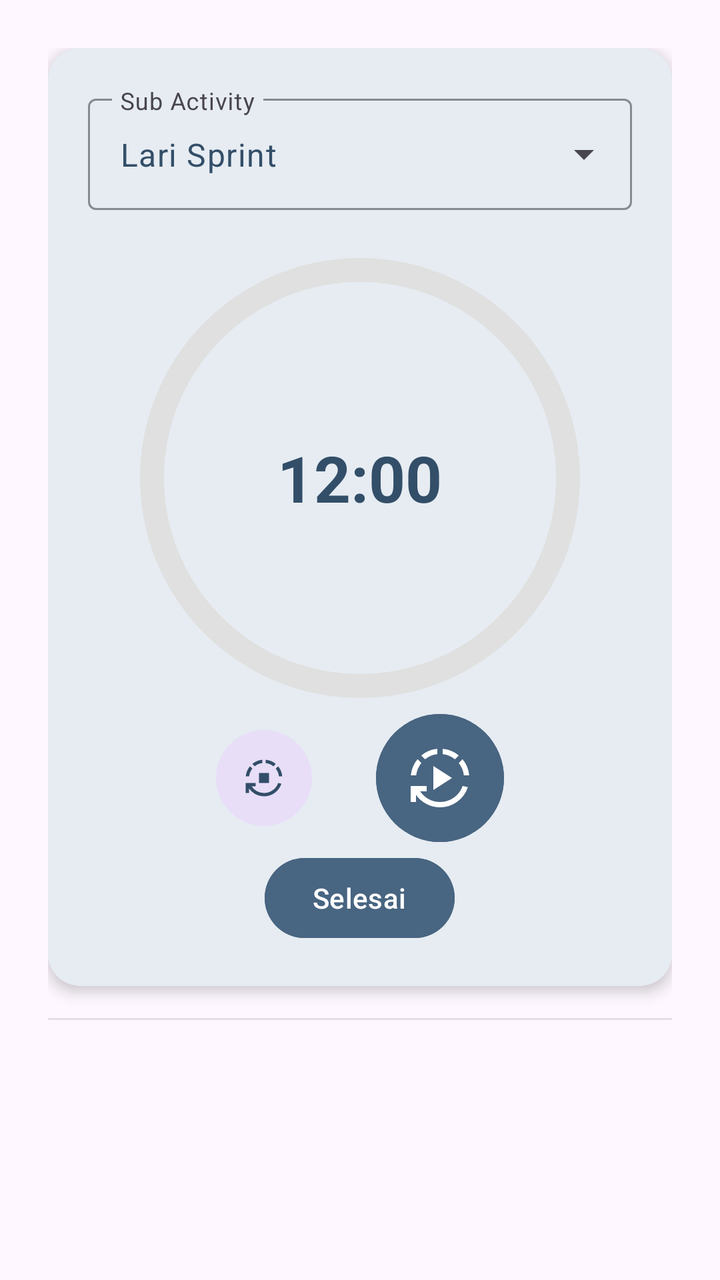
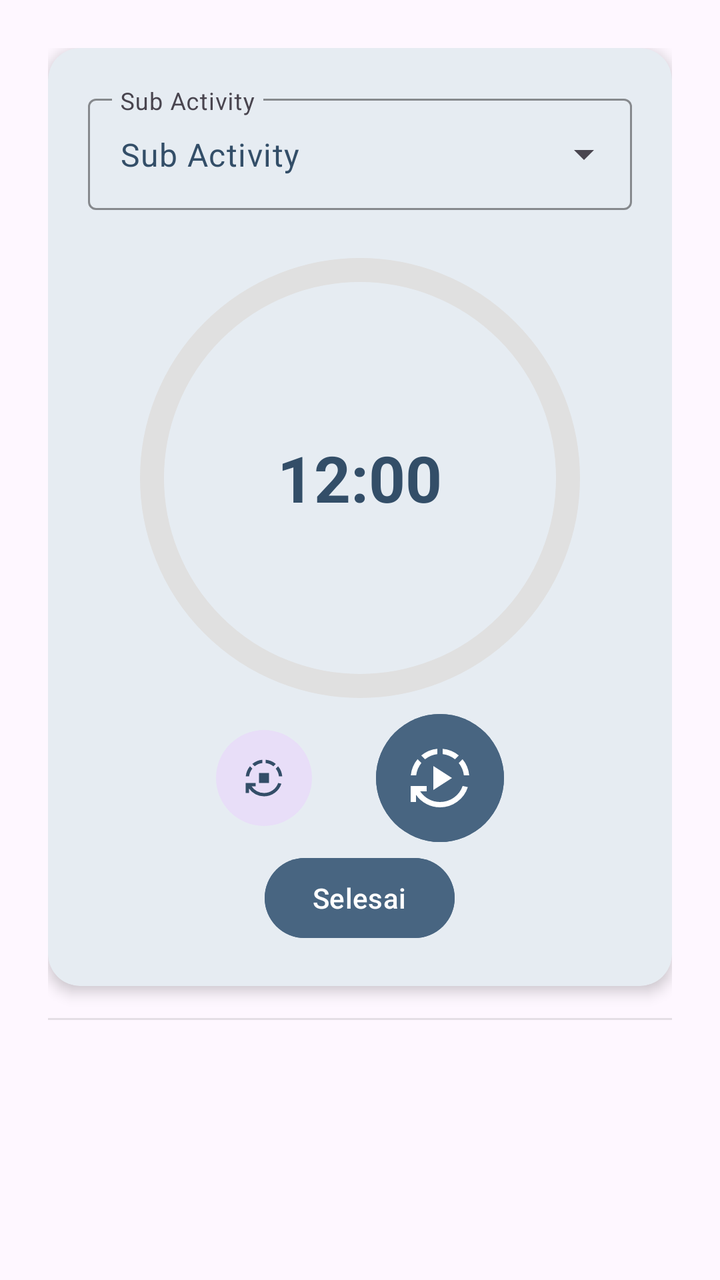

Compare the two renders of this Android layout. The source of the first and the diff that turns it into the second are given below.
<!-- AndroidManifest.xml: application theme Theme.Tiasakeun -->
<!-- res/layout/activity_detail_act.xml -->
<?xml version="1.0" encoding="utf-8"?>
<androidx.core.widget.NestedScrollView xmlns:android="http://schemas.android.com/apk/res/android"
    xmlns:app="http://schemas.android.com/apk/res-auto"
    xmlns:tools="http://schemas.android.com/tools"
    android:id="@+id/detail_act"
    android:layout_width="match_parent"
    android:layout_height="match_parent"
    tools:context=".ui.view.DetailActActivity">

    <LinearLayout
        android:layout_width="match_parent"
        android:layout_height="wrap_content"
        android:orientation="vertical"
        android:layout_margin="24dp">

        <com.google.android.material.card.MaterialCardView
            android:layout_width="match_parent"
            android:layout_height="wrap_content"
            app:cardCornerRadius="16dp"
            app:cardElevation="4dp"
            app:strokeWidth="0dp"
            android:backgroundTint="@color/window_background">

            <LinearLayout
                android:layout_width="match_parent"
                android:layout_height="wrap_content"
                android:orientation="vertical"
                android:padding="20dp">

                <com.google.android.material.textfield.TextInputLayout
                    style="@style/Widget.Material3.TextInputLayout.OutlinedBox.ExposedDropdownMenu"
                    android:layout_width="match_parent"
                    android:layout_height="wrap_content"
                    android:hint="@string/sub_activity"
                    app:boxStrokeColor="@color/accent_blue"
                    app:hintTextColor="@color/accent_blue"
                    android:layout_marginBottom="20dp">
                    <com.google.android.material.textfield.MaterialAutoCompleteTextView
                        android:id="@+id/spSubActivity"
                        android:layout_width="match_parent"
                        android:layout_height="wrap_content"
                        android:inputType="none"
                        android:text="Lari Sprint"
                        android:textColor="@color/primary_text"/>
                </com.google.android.material.textfield.TextInputLayout>

                <LinearLayout
                    android:id="@+id/llQuantity"
                    android:layout_width="match_parent"
                    android:layout_height="wrap_content"
                    android:orientation="vertical"
                    android:visibility="gone">
                    <LinearLayout
                        android:layout_width="match_parent"
                        android:layout_height="wrap_content"
                        android:orientation="horizontal"
                        android:layout_marginBottom="8dp">
                        <TextView
                            android:id="@+id/tvProgress"
                            android:layout_width="0dp"
                            android:layout_height="wrap_content"
                            android:layout_weight="1"
                            android:text="2000/4000 meter"
                            android:layout_gravity="center"
                            android:textSize="16sp"
                            android:textStyle="bold"
                            android:textColor="@color/primary_text" />

                        <TextView
                            android:id="@+id/tvPercentProgress"
                            android:layout_width="wrap_content"
                            android:layout_height="wrap_content"
                            android:text="50%"
                            android:textSize="16sp"
                            android:textStyle="bold"
                            android:textColor="@color/accent_blue"/>
                    </LinearLayout>

                    <com.google.android.material.slider.Slider
                        android:id="@+id/sliderProgress"
                        android:layout_width="match_parent"
                        android:layout_height="wrap_content"
                        android:valueFrom="0.0"
                        android:value="2000.0"
                        android:valueTo="4000.0"
                        android:stepSize="1.0"
                        app:trackHeight="16dp"
                        app:thumbRadius="0dp"
                        app:haloRadius="0dp"
                        app:tickVisible="false"
                        app:thumbColor="@color/accent_blue"
                        app:trackColorActive="@color/accent_blue"
                        app:trackColorInactive="#E0E0E0"
                        android:layout_marginBottom="20dp"/>

                    <LinearLayout
                        android:layout_width="match_parent"
                        android:layout_height="wrap_content"
                        android:orientation="horizontal"
                        android:gravity="center_vertical">

                        <com.google.android.material.button.MaterialButton
                            android:id="@+id/btnMinus"
                            style="@style/Widget.Material3.Button.IconButton.Filled.Tonal"
                            android:layout_width="wrap_content"
                            android:layout_height="wrap_content"
                            app:icon="@drawable/outline_minus_24"
                            app:iconTint="@color/white"
                            android:backgroundTint="@color/accent_blue"/>

                        <com.google.android.material.button.MaterialButton
                            android:id="@+id/btnPlus"
                            style="@style/Widget.Material3.Button.IconButton.Filled.Tonal"
                            android:layout_width="wrap_content"
                            android:layout_height="wrap_content"
                            android:layout_marginStart="8dp"
                            app:icon="@drawable/outline_add_24"
                            app:iconTint="@color/white"
                            android:backgroundTint="@color/accent_blue"/>

                        <View
                            android:layout_width="0dp"
                            android:layout_height="0dp"
                            android:layout_weight="1"/>
                    </LinearLayout>
                </LinearLayout>

                <LinearLayout
                    android:id="@+id/llTimer"
                    android:layout_width="match_parent"
                    android:layout_height="wrap_content"
                    android:orientation="vertical"
                    android:visibility="visible">

                    <FrameLayout
                        android:layout_width="match_parent"
                        android:layout_height="wrap_content">
                        
                        <com.google.android.material.progressindicator.CircularProgressIndicator
                            android:id="@+id/cpTimber"
                            android:layout_width="wrap_content"
                            android:layout_height="wrap_content"
                            android:layout_gravity="center"
                            app:indicatorSize="220dp"
                            app:trackThickness="12dp"
                            app:trackCornerRadius="7dp"
                            android:max="100"
                            android:indeterminate="false"
                            android:progress="100"
                            app:indicatorColor="@color/accent_blue"
                            app:trackColor="#E0E0E0"/>

                        <TextView
                            android:id="@+id/tvTimer"
                            android:layout_width="wrap_content"
                            android:layout_height="wrap_content"
                            android:layout_gravity="center"
                            android:text="12:00"
                            android:textSize="32sp"
                            android:textStyle="bold"
                            android:textColor="@color/primary_text"/>
                    </FrameLayout>

                    <LinearLayout
                        android:layout_width="match_parent"
                        android:layout_height="wrap_content"
                        android:orientation="horizontal"
                        android:gravity="center">
                        <com.google.android.material.button.MaterialButton
                            android:id="@+id/btnResetTimer"
                            style="@style/Widget.Material3.Button.IconButton.Filled.Tonal"
                            android:layout_width="56dp"
                            android:layout_height="56dp"
                            app:iconGravity="textStart"
                            app:icon="@drawable/outline_autostop_24"
                            app:iconTint="@color/primary_text"/>

                        <com.google.android.material.button.MaterialButton
                            android:id="@+id/btnPlayPauseTimer"
                            style="@style/Widget.Material3.Button.IconButton.Filled.Tonal"
                            android:layout_width="72dp"
                            android:layout_height="72dp"
                            android:layout_marginStart="24dp"
                            android:gravity="center"
                            android:backgroundTint="@color/accent_blue"
                            app:icon="@drawable/outline_autoplay_24"
                            app:iconSize="32dp"
                            app:iconGravity="textStart"
                            app:iconTint="@color/white"/>
                    </LinearLayout>
                </LinearLayout>

                <TextView
                    android:id="@+id/tvNoSubActivity"
                    android:layout_width="wrap_content"
                    android:layout_height="wrap_content"
                    android:layout_gravity="center"
                    android:text="@string/data_activity_does_not_exist"
                    android:textSize="16sp"
                    android:textColor="@color/primary_text"
                    android:visibility="gone"/>

                <com.google.android.material.button.MaterialButton
                    android:id="@+id/btnFinish"
                    android:layout_width="wrap_content"
                    android:layout_height="wrap_content"
                    android:text="@string/finish"
                    android:backgroundTint="@color/accent_blue"
                    android:layout_gravity="center"/>

            </LinearLayout>
        </com.google.android.material.card.MaterialCardView>
        <View
            android:layout_width="match_parent"
            android:layout_height="1dp"
            android:background="#1A000000"
            android:layout_marginVertical="16dp" />
    </LinearLayout>
</androidx.core.widget.NestedScrollView>
<!-- resources referenced by this layout -->
<resources>
  <color name="accent_blue">#486581</color>
  <color name="primary_text">#334E68</color>
  <color name="white">#FFFFFFFF</color>
  <color name="window_background">#E6ECF2</color>
  <!-- drawable outline_add_24 (drawable) -->
  <vector xmlns:android="http://schemas.android.com/apk/res/android" android:height="24dp" android:tint="#FFFFFF" android:viewportHeight="960" android:viewportWidth="960" android:width="24dp">
        
      <path android:fillColor="@android:color/white" android:pathData="M440,520L200,520L200,440L440,440L440,200L520,200L520,440L760,440L760,520L520,520L520,760L440,760L440,520Z"/>
      
  </vector>
  <!-- drawable outline_autoplay_24 (drawable) -->
  <vector xmlns:android="http://schemas.android.com/apk/res/android" android:height="24dp" android:tint="#FFFFFF" android:viewportHeight="960" android:viewportWidth="960" android:width="24dp">
        
      <path android:fillColor="@android:color/white" android:pathData="M380,660L380,300L660,480L380,660ZM480,920Q372,920 277.5,870.5Q183,821 120,732L120,840L40,840L40,600L280,600L280,680L182,680Q233,755 311.5,797.5Q390,840 480,840Q595,840 688.5,774Q782,708 820,599L898,617Q853,753 738,836.5Q623,920 480,920ZM42,440Q49,373 74,311.5Q99,250 143,198L200,255Q168,296 148,342.5Q128,389 123,440L42,440ZM256,199L199,142Q252,98 313,72.5Q374,47 440,42L440,122Q389,127 343,147Q297,167 256,199ZM705,199Q664,167 617.5,147Q571,127 520,122L520,42Q587,48 648.5,73Q710,98 762,142L705,199ZM838,440Q833,389 813,342.5Q793,296 761,255L818,198Q862,250 887,311.5Q912,373 918,440L838,440Z"/>
      
  </vector>
  <!-- drawable outline_autostop_24 (drawable) -->
  <vector xmlns:android="http://schemas.android.com/apk/res/android" android:height="24dp" android:tint="#FFFFFF" android:viewportHeight="960" android:viewportWidth="960" android:width="24dp">
        
      <path android:fillColor="@android:color/white" android:pathData="M360,600L360,360L600,360L600,600L360,600ZM480,920Q372,920 277.5,870.5Q183,821 120,732L120,840L40,840L40,600L280,600L280,680L182,680Q233,755 311.5,797.5Q390,840 480,840Q595,840 688.5,774Q782,708 820,599L898,617Q853,753 738,836.5Q623,920 480,920ZM42,440Q49,373 74,311.5Q99,250 143,198L200,255Q168,296 148,342.5Q128,389 123,440L42,440ZM256,199L199,142Q252,98 313,72.5Q374,47 440,42L440,122Q389,127 343,147Q297,167 256,199ZM705,199Q664,167 617.5,147Q571,127 520,122L520,42Q587,48 648.5,73Q710,98 762,142L705,199ZM838,440Q833,389 813,342.5Q793,296 761,255L818,198Q862,250 887,311.5Q912,373 918,440L838,440Z"/>
      
  </vector>
  <!-- drawable outline_minus_24 (drawable) -->
  <vector xmlns:android="http://schemas.android.com/apk/res/android" android:height="24dp" android:tint="#FFFFFF" android:viewportHeight="960" android:viewportWidth="960" android:width="24dp">
        
      <path android:fillColor="@android:color/white" android:pathData="M240,520L240,440L720,440L720,520L240,520Z"/>
      
  </vector>
  <string name="data_activity_does_not_exist">Tidak ada data aktivitas</string>
  <string name="finish">Selesai</string>
  <string name="sub_activity">Sub Activity</string>
  <style name="Theme.Tiasakeun" parent="Base.Theme.Tiasakeun" />
  <style name="Base.Theme.Tiasakeun" parent="Theme.Material3.DayNight.NoActionBar">
          
          
          <item name="colorOnSecondaryContainer">@color/white</item>
      </style>
</resources>

<!-- the commit's change to res/layout/activity_detail_act.xml (unified diff, before → after) -->
@@ -40,7 +40,7 @@
                         android:layout_width="match_parent"
                         android:layout_height="wrap_content"
                         android:inputType="none"
-                        android:text="Lari Sprint"
+                        android:text="@string/sub_activity"
                         android:textColor="@color/primary_text"/>
                 </com.google.android.material.textfield.TextInputLayout>
 
